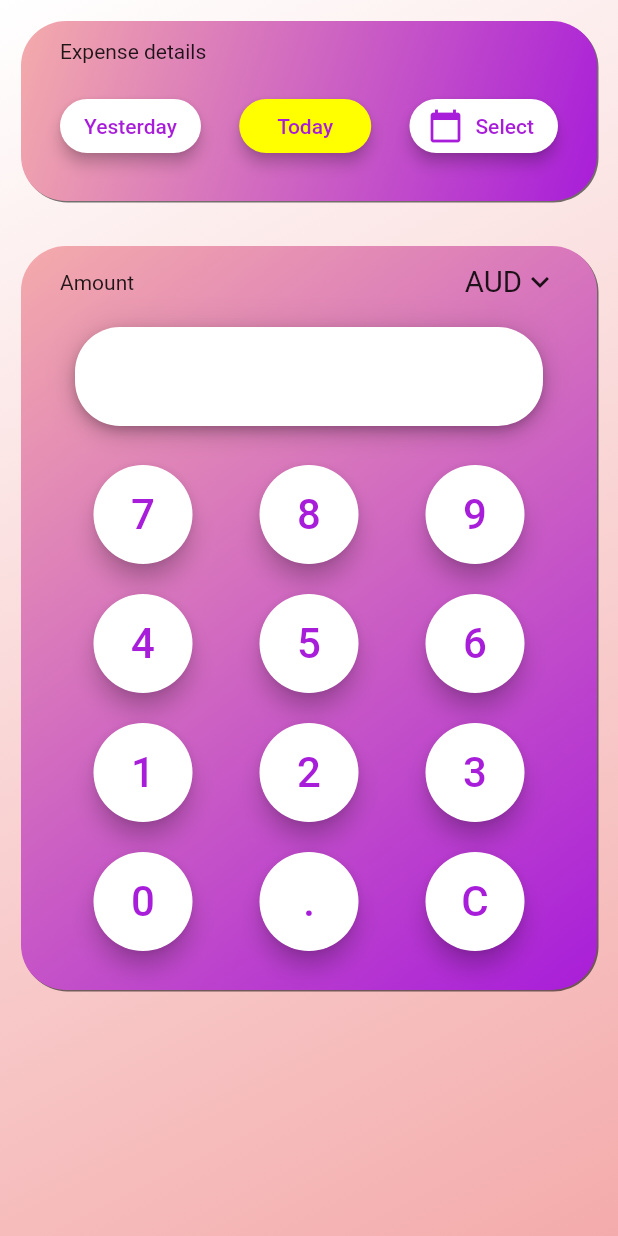
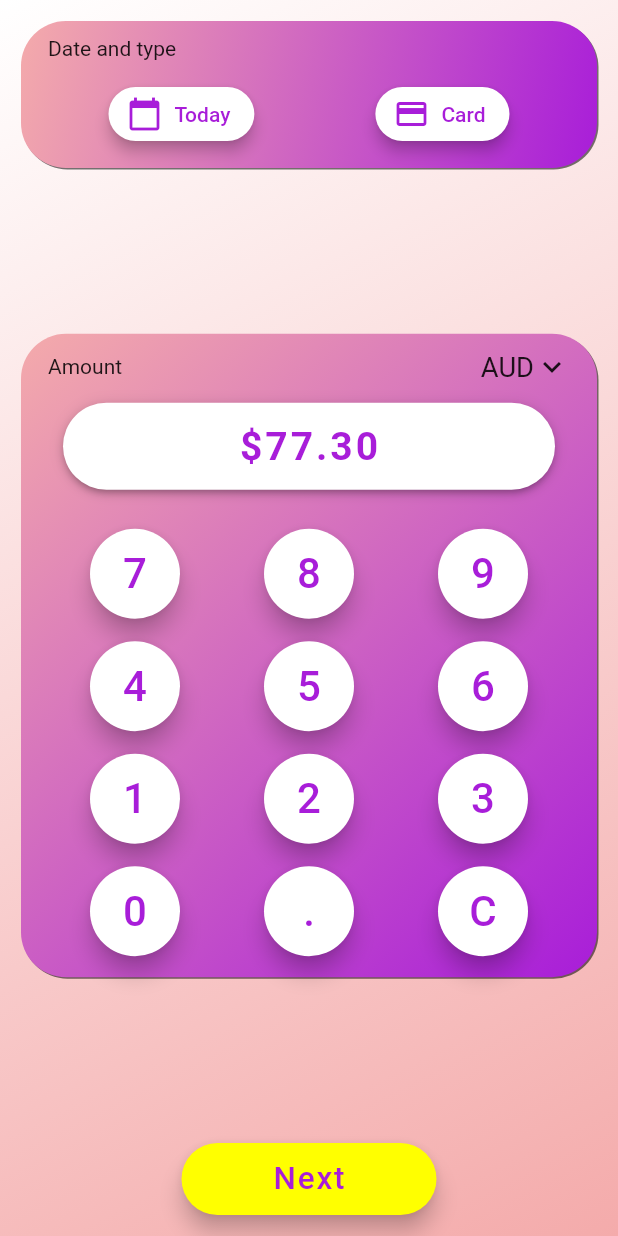
Before and after one commit to stefsonian/bud_allscreens, a Flutter app: the screen it shows after launch, on a phone screen of 412 x 824 dp. Run offline on Flutter 3.47's test engine with Material 2 defaults, Android fonts, the phone set to English and light mode, and no system bars.

Commit message:
Update record screen

```diff
--- a/lib/src/components/gradient_box.dart
+++ b/lib/src/components/gradient_box.dart
@@ -16,6 +16,7 @@ class GradientBox extends StatelessWidget {
 
   @override
   Widget build(BuildContext context) {
+    double screenHeight = MediaQuery.of(context).size.height;
     return Container(
       decoration: BoxDecoration(
         gradient: LinearGradient(
@@ -33,18 +34,20 @@ class GradientBox extends StatelessWidget {
           )
         ],
       ),
-      padding: EdgeInsets.fromLTRB(26, 12, 26, 26),
+      padding: screenHeight > 850
+          ? EdgeInsets.fromLTRB(24, 11, 24, 20)
+          : EdgeInsets.fromLTRB(18, 10, 18, 12),
       child: Column(
         crossAxisAlignment: CrossAxisAlignment.start,
         children: <Widget>[
           Row(
             children: <Widget>[
               Expanded(
-                flex: 2,
+                flex: 8,
                 child: name == null ? Container() : Text(name),
               ),
               Expanded(
-                flex: 1,
+                flex: 7,
                 child: Align(
                   alignment: Alignment.centerRight,
                   child: action == null ? Container() : action,
@@ -52,7 +55,7 @@ class GradientBox extends StatelessWidget {
               ),
             ],
           ),
-          SizedBox(height: 18),
+          SizedBox(height: screenHeight > 850 ? 18 : 12),
           child,
         ],
       ),
--- a/lib/src/components/numpad.dart
+++ b/lib/src/components/numpad.dart
@@ -4,6 +4,7 @@ import '../helpers/colors.dart';
 class Numpad extends StatelessWidget {
   @override
   Widget build(BuildContext context) {
+    double screenHeight = MediaQuery.of(context).size.height;
     return Container(
       child: Column(
         children: <Widget>[
@@ -15,7 +16,7 @@ class Numpad extends StatelessWidget {
               _NumpadButton(label: '9'),
             ],
           ),
-          SizedBox(height: 20),
+          SizedBox(height: screenHeight > 850 ? 18 : 15),
           Row(
             mainAxisAlignment: MainAxisAlignment.spaceAround,
             children: <Widget>[
@@ -24,7 +25,7 @@ class Numpad extends StatelessWidget {
               _NumpadButton(label: '6'),
             ],
           ),
-          SizedBox(height: 20),
+          SizedBox(height: screenHeight > 850 ? 18 : 15),
           Row(
             mainAxisAlignment: MainAxisAlignment.spaceAround,
             children: <Widget>[
@@ -33,7 +34,7 @@ class Numpad extends StatelessWidget {
               _NumpadButton(label: '3'),
             ],
           ),
-          SizedBox(height: 20),
+          SizedBox(height: screenHeight > 850 ? 18 : 15),
           Row(
             mainAxisAlignment: MainAxisAlignment.spaceAround,
             children: <Widget>[
@@ -42,6 +43,7 @@ class Numpad extends StatelessWidget {
               _NumpadButton(label: 'C'),
             ],
           ),
+          SizedBox(height: 2),
         ],
       ),
     );
@@ -53,9 +55,10 @@ class _NumpadButton extends StatelessWidget {
   final String label;
 
   Widget build(BuildContext context) {
+    double screenHeight = MediaQuery.of(context).size.height;
     return SizedBox(
-      height: 66,
-      width: 66,
+      height: screenHeight > 850 ? 66 : 60,
+      width: screenHeight > 850 ? 66 : 60,
       child: FloatingActionButton(
         onPressed: () {},
         backgroundColor: col_background1,
--- a/lib/src/record/add_record.dart
+++ b/lib/src/record/add_record.dart
@@ -1,6 +1,7 @@
 import 'package:allscreens/src/record/record_amount.dart';
 import 'package:allscreens/src/record/record_date.dart';
 import 'package:flutter/material.dart';
+import '../helpers/colors.dart';
 
 class AddRecord extends StatefulWidget {
   @override
@@ -13,10 +14,20 @@ class _AddRecordState extends State<AddRecord> {
     return Container(
       padding: EdgeInsets.all(14),
       child: Column(
+        mainAxisAlignment: MainAxisAlignment.spaceBetween,
         children: <Widget>[
           RecordDate(),
-          SizedBox(height: 30),
+          // SizedBox(height: 30),
           RecordAmount(),
+          SizedBox(
+            width: 170,
+            child: FloatingActionButton.extended(
+              onPressed: () {},
+              label: Text('Next', textScaleFactor: 1.5),
+              backgroundColor: Colors.yellowAccent,
+              foregroundColor: col_box2,
+            ),
+          ),
         ],
       ),
     );
--- a/lib/src/record/display_amount.dart
+++ b/lib/src/record/display_amount.dart
@@ -1,9 +1,9 @@
 import 'package:flutter/material.dart';
 import '../helpers/colors.dart';
 
-const Color _kKeyUmbraOpacity = Color(0x33000000); // alpha = 0.2
-const Color _kKeyPenumbraOpacity = Color(0x24000000); // alpha = 0.14
-const Color _kAmbientShadowOpacity = Color(0x1F000000); // alpha = 0.12
+// const Color _kKeyUmbraOpacity = Color(0x33000000); // alpha = 0.2
+// const Color _kKeyPenumbraOpacity = Color(0x24000000); // alpha = 0.14
+// const Color _kAmbientShadowOpacity = Color(0x1F000000); // alpha = 0.12
 
 class DisplayAmount extends StatefulWidget {
   @override
@@ -13,14 +13,40 @@ class DisplayAmount extends StatefulWidget {
 class _DisplayAmountState extends State<DisplayAmount> {
   @override
   Widget build(BuildContext context) {
+    double screenHeight = MediaQuery.of(context).size.height;
     return Container(
-      height: 66,
+      height: screenHeight > 850 ? 62 : 58,
+      padding: EdgeInsets.all(12),
       margin: EdgeInsets.symmetric(horizontal: 10),
       decoration: BoxDecoration(
         borderRadius: BorderRadius.circular(30),
         color: col_background1,
-        boxShadow: kElevationToShadow[6],
+        boxShadow: kElevationToShadow[3],
       ),
+      child: _DisplayAmount(amount: '77.30', prefix: '\$'),
     );
   }
 }
+
+class _DisplayAmount extends StatelessWidget {
+  const _DisplayAmount({this.amount, this.prefix});
+  final String amount;
+  final String prefix;
+
+  Widget build(BuildContext context) {
+    return Row(
+      mainAxisAlignment: MainAxisAlignment.center,
+      children: <Widget>[
+        Text(
+          '$prefix$amount',
+          style: TextStyle(
+            fontWeight: FontWeight.bold,
+            fontSize: 26,
+            letterSpacing: 2.0,
+            color: col_box2,
+          ),
+        ),
+      ],
+    );
+  }
+}
--- a/lib/src/record/record_amount.dart
+++ b/lib/src/record/record_amount.dart
@@ -20,7 +20,7 @@ class _RecordAmountState extends State<RecordAmount> {
           children: <Widget>[
             Text(
               'AUD',
-              textScaleFactor: 1.4,
+              textScaleFactor: 1.3,
             ),
             Icon(Icons.keyboard_arrow_down),
           ],
--- a/lib/src/record/record_date.dart
+++ b/lib/src/record/record_date.dart
@@ -10,10 +10,19 @@ class RecordDate extends StatefulWidget {
 class _RecordDateState extends State<RecordDate> {
   @override
   Widget build(BuildContext context) {
+    double screenHeight = MediaQuery.of(context).size.height;
+    print('Screen height: $screenHeight');
+    return screenHeight > 850 ? _tallRecordDate() : _shortRecordDate();
+  }
+}
+
+Widget _tallRecordDate() {
   return Container(
     child: GradientBox(
-        name: 'Expense details',
-        child: Row(
+      name: 'Date and type',
+      child: Column(
+        children: <Widget>[
+          Row(
             mainAxisAlignment: MainAxisAlignment.spaceBetween,
             children: <Widget>[
               RaisedButton(
@@ -49,7 +58,75 @@ class _RecordDateState extends State<RecordDate> {
               ),
             ],
           ),
+          SizedBox(height: 20),
+          Row(
+            mainAxisAlignment: MainAxisAlignment.spaceAround,
+            children: <Widget>[
+              RaisedButton.icon(
+                onPressed: () {},
+                label: Text('Cash'),
+                icon: Icon(Icons.donut_small),
+                color: Colors.yellowAccent,
+                textColor: col_box2,
+                shape: RoundedRectangleBorder(
+                  borderRadius: BorderRadius.circular(30.0),
+                ),
+                elevation: 4,
+              ),
+              RaisedButton.icon(
+                onPressed: () {},
+                label: Text('Card'),
+                icon: Icon(Icons.payment),
+                color: col_background1,
+                textColor: col_box2,
+                shape: RoundedRectangleBorder(
+                  borderRadius: BorderRadius.circular(30.0),
+                ),
+                elevation: 4,
+              ),
+            ],
+          ),
+        ],
+      ),
     ),
   );
 }
+
+Widget _shortRecordDate() {
+  return Container(
+    child: GradientBox(
+      name: 'Date and type',
+      child: Column(
+        children: <Widget>[
+          Row(
+            mainAxisAlignment: MainAxisAlignment.spaceAround,
+            children: <Widget>[
+              RaisedButton.icon(
+                onPressed: () {},
+                label: Text("Today"),
+                icon: Icon(Icons.calendar_today),
+                color: col_background1,
+                textColor: col_box2,
+                shape: RoundedRectangleBorder(
+                  borderRadius: BorderRadius.circular(30.0),
+                ),
+                elevation: 4,
+              ),
+              RaisedButton.icon(
+                onPressed: () {},
+                label: Text('Card'),
+                icon: Icon(Icons.payment),
+                color: col_background1,
+                textColor: col_box2,
+                shape: RoundedRectangleBorder(
+                  borderRadius: BorderRadius.circular(30.0),
+                ),
+                elevation: 4,
+              ),
+            ],
+          ),
+        ],
+      ),
+    ),
+  );
 }
```
Also changed, not shown: lib/src/navigation/bottom_tabs.dart (added). Lines whose indentation alone changed are shown as unchanged.
